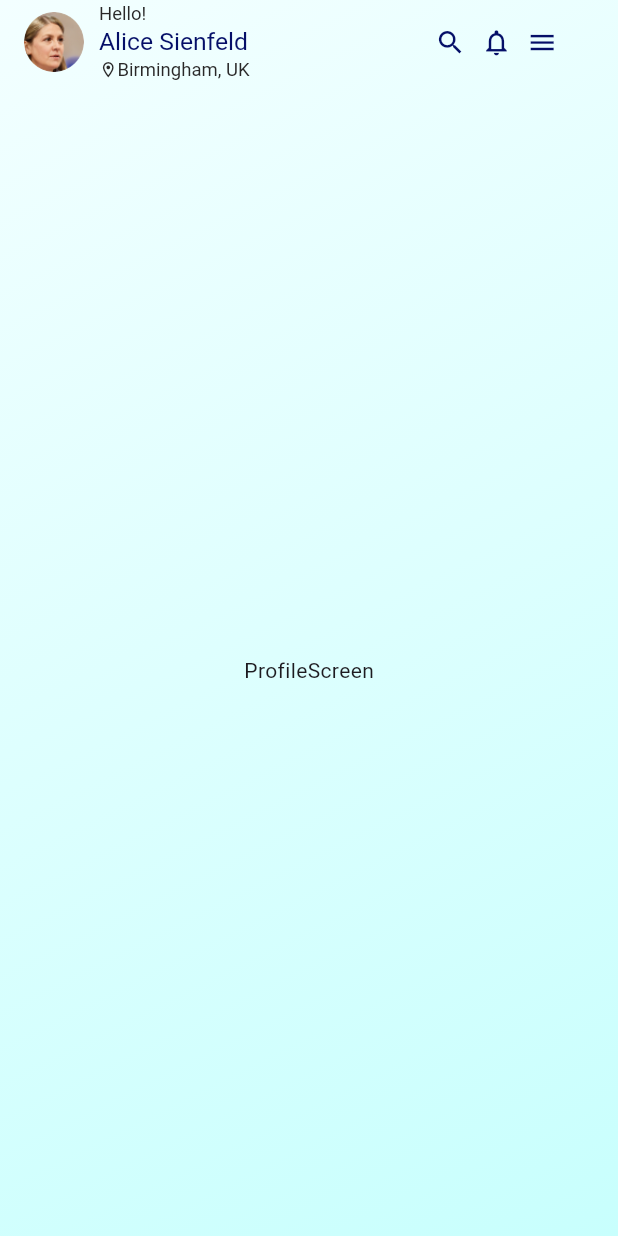
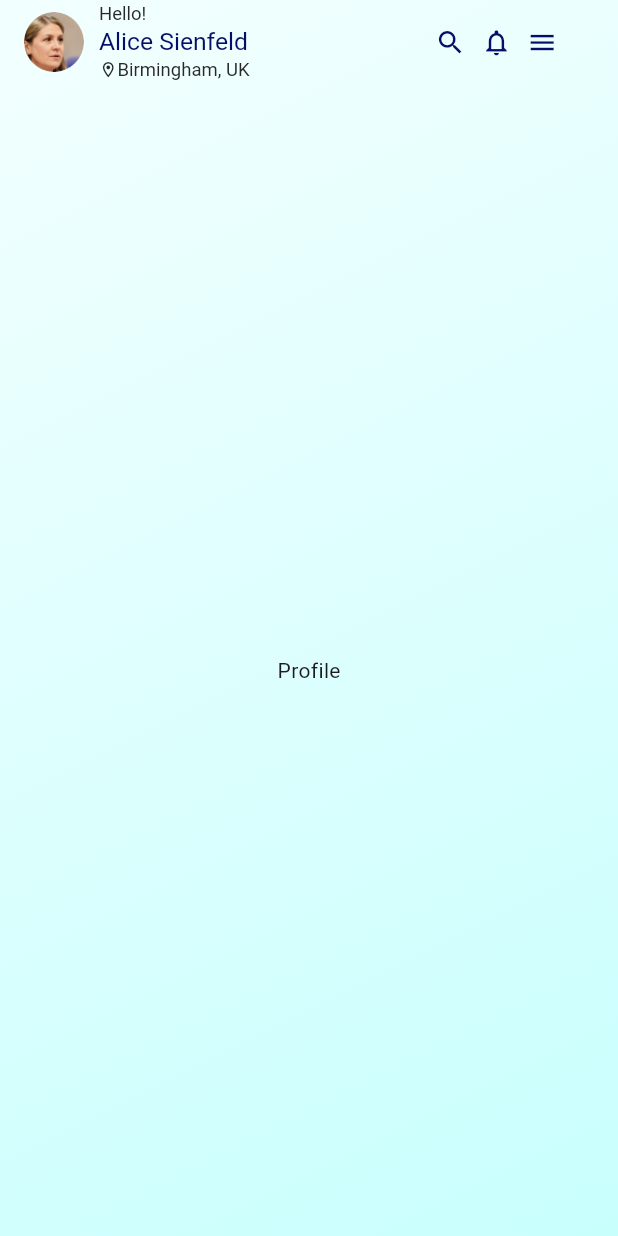
Before and after one commit to aliahmad772002/kido_loom, a Flutter app: the ProfileScreen screen opened directly, on a phone screen of 412 x 824 dp. Run offline on Flutter 3.47's test engine with Material 3 defaults, Android fonts, the phone set to English and light mode, and no system bars.

Commit message:
chnages by waqas

```diff
--- a/lib/view/profile/profile.dart
+++ b/lib/view/profile/profile.dart
@@ -27,7 +27,7 @@ class _ProfileScreenState extends State<ProfileScreen> {
             child: Appbar(),
           ),
           body: Container(
-            child: Center(child: Text('ProfileScreen')),
+            child: Center(child: Text('Profile')),
           ),
         ));
   }
```
